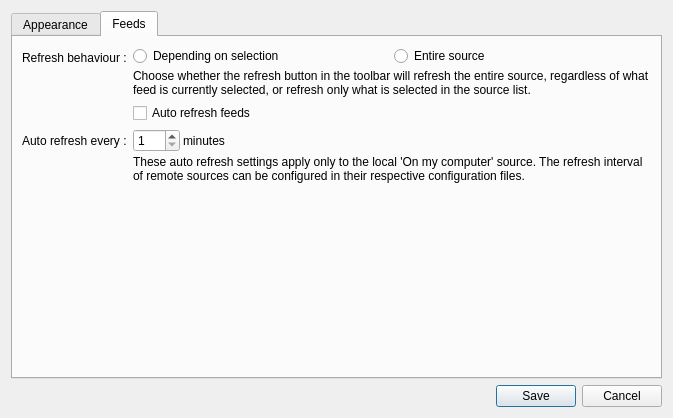
Qt form client-desktop/src/dialogs/DialogPreferences.ui (zappatic/ZapFeedReader) before a commit.
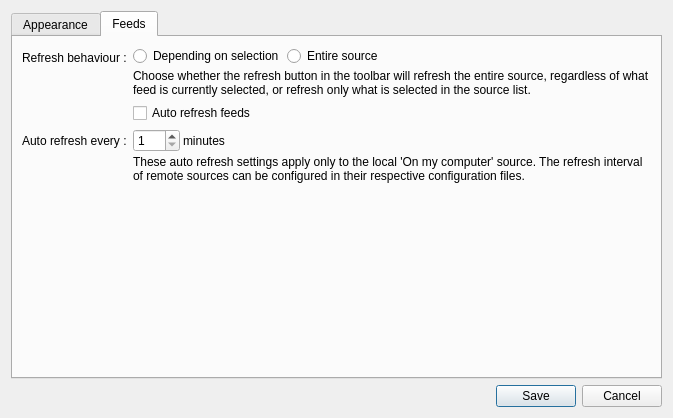
The same form after that commit.

Patch:
```diff
--- a/client-desktop/src/dialogs/DialogPreferences.ui
+++ b/client-desktop/src/dialogs/DialogPreferences.ui
@@ -10,6 +10,18 @@
     <height>418</height>
    </rect>
   </property>
+  <property name="minimumSize">
+   <size>
+    <width>673</width>
+    <height>418</height>
+   </size>
+  </property>
+  <property name="maximumSize">
+   <size>
+    <width>1000</width>
+    <height>800</height>
+   </size>
+  </property>
   <property name="windowTitle">
    <string>Preferences</string>
   </property>
@@ -192,6 +204,19 @@
                </property>
               </widget>
              </item>
+             <item>
+              <spacer name="horizontalSpacer_5">
+               <property name="orientation">
+                <enum>Qt::Horizontal</enum>
+               </property>
+               <property name="sizeHint" stdset="0">
+                <size>
+                 <width>40</width>
+                 <height>20</height>
+                </size>
+               </property>
+              </spacer>
+             </item>
             </layout>
            </item>
            <item>
```
